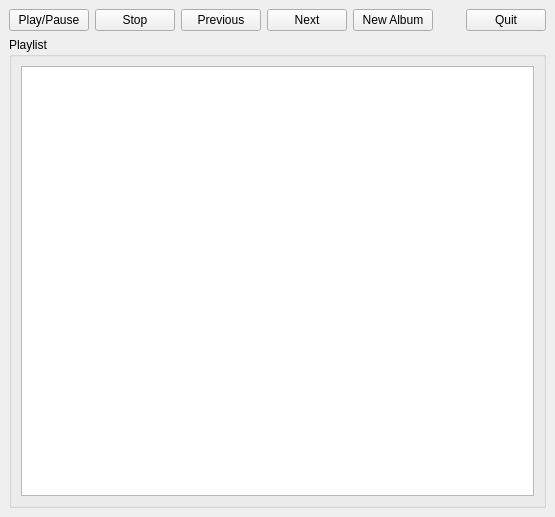
The window that src/ui/main.ui (vanzin/folderme) describes before a commit, drawn with Qt 5.
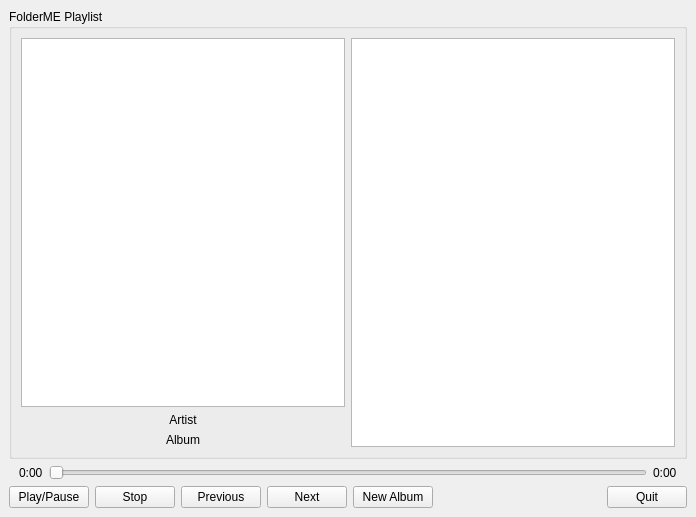
The same window after the commit.

Commit message:
Rough playing UI + basic UI utilities.
- Show cover art, list of things in playlist.
- Save window geometry when app exits, restore when it starts.

The edit to the form file:
```diff
--- a/src/ui/main.ui
+++ b/src/ui/main.ui
@@ -6,7 +6,7 @@
    <rect>
     <x>0</x>
     <y>0</y>
-    <width>555</width>
+    <width>696</width>
     <height>517</height>
    </rect>
   </property>
@@ -14,7 +14,95 @@
    <string>MainWindow</string>
   </property>
   <widget class="QWidget" name="centralwidget">
-   <layout class="QVBoxLayout" name="verticalLayout">
+   <layout class="QVBoxLayout" name="verticalLayout" stretch="1,0,0">
+    <item>
+     <widget class="QSplitter" name="splitter">
+      <property name="orientation">
+       <enum>Qt::Horizontal</enum>
+      </property>
+      <widget class="QGroupBox" name="playlistGrp">
+       <property name="title">
+        <string>FolderME Playlist</string>
+       </property>
+       <layout class="QHBoxLayout" name="horizontalLayout_2">
+        <item>
+         <layout class="QVBoxLayout" name="verticalLayout_2" stretch="1,0,0">
+          <item>
+           <widget class="QGraphicsView" name="plCover">
+            <property name="sizePolicy">
+             <sizepolicy hsizetype="Expanding" vsizetype="Expanding">
+              <horstretch>1</horstretch>
+              <verstretch>1</verstretch>
+             </sizepolicy>
+            </property>
+            <property name="verticalScrollBarPolicy">
+             <enum>Qt::ScrollBarAlwaysOff</enum>
+            </property>
+            <property name="horizontalScrollBarPolicy">
+             <enum>Qt::ScrollBarAlwaysOff</enum>
+            </property>
+           </widget>
+          </item>
+          <item>
+           <widget class="QLabel" name="plArtist">
+            <property name="text">
+             <string>Artist</string>
+            </property>
+            <property name="alignment">
+             <set>Qt::AlignCenter</set>
+            </property>
+           </widget>
+          </item>
+          <item>
+           <widget class="QLabel" name="plAlbum">
+            <property name="text">
+             <string>Album</string>
+            </property>
+            <property name="alignment">
+             <set>Qt::AlignCenter</set>
+            </property>
+           </widget>
+          </item>
+         </layout>
+        </item>
+        <item>
+         <widget class="QListWidget" name="playlistUI"/>
+        </item>
+       </layout>
+      </widget>
+     </widget>
+    </item>
+    <item>
+     <layout class="QHBoxLayout" name="horizontalLayout_3" stretch="0,1,0">
+      <property name="leftMargin">
+       <number>10</number>
+      </property>
+      <property name="rightMargin">
+       <number>10</number>
+      </property>
+      <item>
+       <widget class="QLabel" name="elapsed">
+        <property name="text">
+         <string>0:00</string>
+        </property>
+       </widget>
+      </item>
+      <item>
+       <widget class="QSlider" name="horizontalSlider">
+        <property name="orientation">
+         <enum>Qt::Horizontal</enum>
+        </property>
+       </widget>
+      </item>
+      <item>
+       <widget class="QLabel" name="remaining">
+        <property name="text">
+         <string>0:00</string>
+        </property>
+       </widget>
+      </item>
+     </layout>
+    </item>
     <item>
      <layout class="QHBoxLayout" name="horizontalLayout">
       <property name="sizeConstraint">
@@ -98,23 +186,6 @@
       </item>
      </layout>
     </item>
-    <item>
-     <widget class="QSplitter" name="splitter">
-      <property name="orientation">
-       <enum>Qt::Horizontal</enum>
-      </property>
-      <widget class="QGroupBox" name="playlistGrp">
-       <property name="title">
-        <string>Playlist</string>
-       </property>
-       <layout class="QHBoxLayout" name="horizontalLayout_2">
-        <item>
-         <widget class="QListView" name="playlistUI"/>
-        </item>
-       </layout>
-      </widget>
-     </widget>
-    </item>
    </layout>
   </widget>
  </widget>
```
The commit also changes 5 other files.
